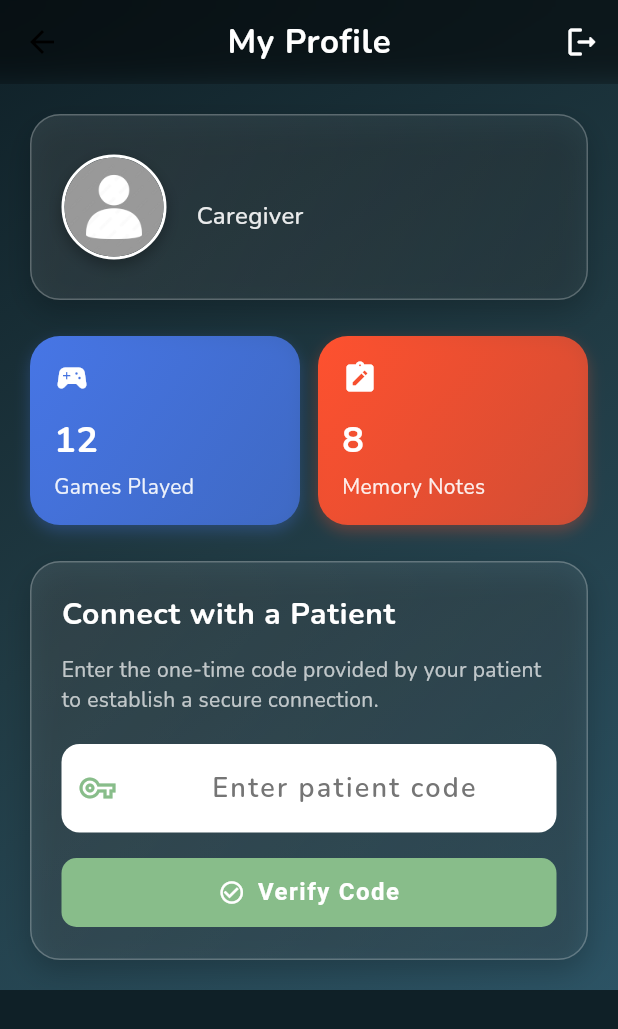
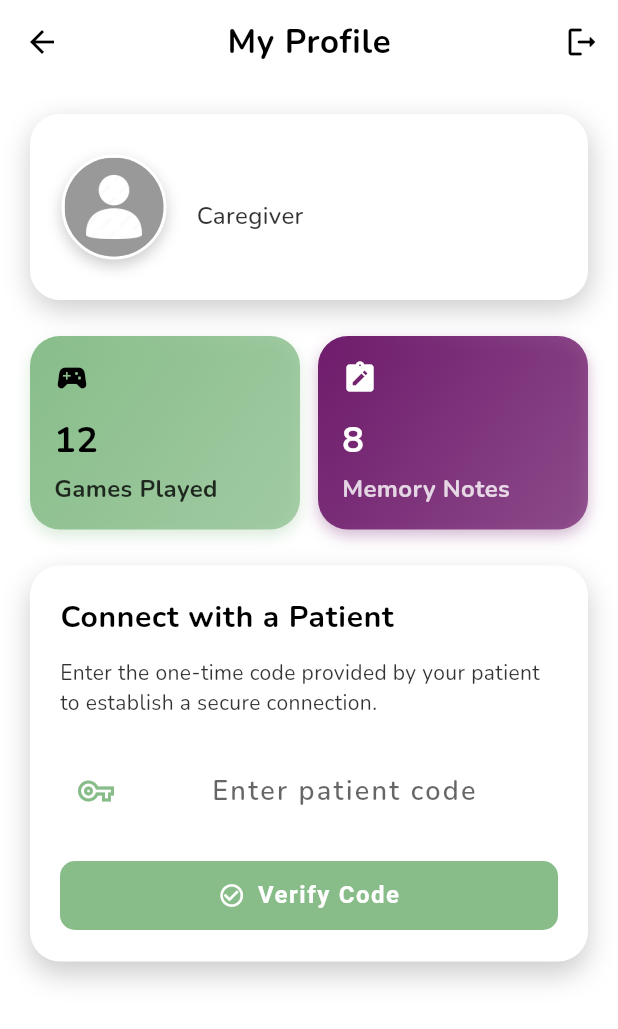
Before and after one commit to prisha-sus/dementia-app-ASEP2, a Flutter app: the ProfileScreen screen opened by its route, on a phone screen of 412 x 824 dp. Shown: the top 1029 px of the screen. Run offline on Flutter 3.47's test engine with Material 3 defaults, Android fonts, the phone set to English and light mode, and no system bars; our stand-ins replace audioplayers, cloud_firestore, firebase_auth, firebase_core, firebase_messaging, flutter_local_notifications and 9 more; missing offline and left inert: flutter_langdetect, graphview; accounts and stored records are empty.

Commit message:
UI completed

```diff
--- a/dementia_app/lib/profile/profile.dart
+++ b/dementia_app/lib/profile/profile.dart
@@ -117,11 +117,12 @@ class _ProfileScreenState extends State<ProfileScreen> {
   }
 
   Widget buildLogList() {
+    final colorScheme = Theme.of(context).colorScheme;
     if (role == 'caregiver' && linkedPatientId == null) {
-      return const Center(
+      return  Center(
         child: Text(
           'No patient connected',
-          style: TextStyle(color: Colors.white),
+          style: TextStyle(color: colorScheme.onPrimary),
         ),
       );
     }
@@ -136,8 +137,8 @@ class _ProfileScreenState extends State<ProfileScreen> {
           .snapshots(includeMetadataChanges: true),
       builder: (context, snapshot) {
         if (snapshot.connectionState == ConnectionState.waiting) {
-          return const Center(
-            child: CircularProgressIndicator(color: Colors.white),
+          return  Center(
+            child: CircularProgressIndicator(color: colorScheme.onPrimary),
           );
         }
 
@@ -145,16 +146,16 @@ class _ProfileScreenState extends State<ProfileScreen> {
           return Center(
             child: Text(
               'Error: ${snapshot.error}',
-              style: const TextStyle(color: Colors.white),
+              style: TextStyle(color: colorScheme.onPrimary),
             ),
           );
         }
 
         if (!snapshot.hasData || snapshot.data!.docs.isEmpty) {
           return Center(
-            child: const Text(
+            child: Text(
               'No logs available.',
-              style: TextStyle(color: Colors.white),
+              style: TextStyle(color: colorScheme.onPrimary),
             ),
           );
         }
@@ -166,13 +167,13 @@ class _ProfileScreenState extends State<ProfileScreen> {
             child: Column(
               mainAxisAlignment: MainAxisAlignment.center,
               children: [
-                Icon(Icons.history_toggle_off, size: 48, color: Colors.white),
+                Icon(Icons.history_toggle_off, size: 48, color: colorScheme.onPrimary),
                 const SizedBox(height: 16),
-                const Text(
+                 Text(
                   "No activities logged yet",
                   style: TextStyle(
                     fontSize: 16,
-                    color: Colors.white,
+                    color: colorScheme.onPrimary,
                     fontWeight: FontWeight.w500,
                   ),
                 ),
@@ -190,7 +191,7 @@ class _ProfileScreenState extends State<ProfileScreen> {
             return Container(
               margin: const EdgeInsets.only(bottom: 12),
               decoration: BoxDecoration(
-                color: Colors.white.withOpacity(0.1),
+                color: colorScheme.background,
                 borderRadius: BorderRadius.circular(15),
                 border: Border.all(color: Colors.white24),
               ),
@@ -199,17 +200,17 @@ class _ProfileScreenState extends State<ProfileScreen> {
                     const EdgeInsets.symmetric(horizontal: 16, vertical: 8),
                 title: Text(
                   log['message'] ?? 'No details available',
-                  style: const TextStyle(
+                  style: TextStyle(
                     fontSize: 16,
-                    color: Colors.white,
+                    color: colorScheme.onPrimary,
                     height: 1.4,
                   ),
                 ),
                 trailing: Text(
                   formatTimestamp(log['timestamp']),
-                  style: const TextStyle(
+                  style:  TextStyle(
                     fontSize: 12,
-                    color: Colors.white70,
+                    color: colorScheme.onPrimary,
                   ),
                 ),
               ),
@@ -222,6 +223,7 @@ class _ProfileScreenState extends State<ProfileScreen> {
 
   // Add this new widget for the activity summary
   Widget _buildActivitySummary() {
+    final colorScheme = Theme.of(context).colorScheme;
     return Row(
       children: [
         Expanded(
@@ -229,7 +231,9 @@ class _ProfileScreenState extends State<ProfileScreen> {
             "Games Played",
             "12",
             Icons.sports_esports_rounded,
-            const Color(0xFF4776E6),
+            colorScheme.primary,
+            colorScheme.onPrimary,
+            colorScheme.onPrimary
           ),
         ),
         const SizedBox(width: 12),
@@ -238,7 +242,9 @@ class _ProfileScreenState extends State<ProfileScreen> {
             "Memory Notes",
             "8",
             Icons.note_alt_rounded,
-            const Color(0xFFFF512F),
+            colorScheme.tertiary,
+            colorScheme.background,
+            colorScheme.background,
           ),
         ),
       ],
@@ -246,7 +252,8 @@ class _ProfileScreenState extends State<ProfileScreen> {
   }
 
   Widget _buildSummaryCard(
-      String title, String value, IconData icon, Color color) {
+      String title, String value, IconData icon, Color color, Color textColor, Color iconColor) {
+    final colorScheme = Theme.of(context).colorScheme;
     return Container(
       padding: const EdgeInsets.all(16),
       decoration: BoxDecoration(
@@ -267,22 +274,23 @@ class _ProfileScreenState extends State<ProfileScreen> {
       child: Column(
         crossAxisAlignment: CrossAxisAlignment.start,
         children: [
-          Icon(icon, color: Colors.white, size: 24),
+          Icon(icon, size: 24, color: iconColor),
           const SizedBox(height: 12),
           Text(
             value,
-            style: const TextStyle(
+            style:  TextStyle(
               fontSize: 24,
               fontWeight: FontWeight.bold,
-              color: Colors.white,
+              color: textColor,
             ),
           ),
           const SizedBox(height: 4),
           Text(
             title,
             style: TextStyle(
-              fontSize: 14,
-              color: Colors.white.withOpacity(0.9),
+              fontSize: 16,
+              fontWeight: FontWeight.bold,
+              color: textColor.withOpacity(0.8),
             ),
           ),
         ],
@@ -406,30 +414,31 @@ class _ProfileScreenState extends State<ProfileScreen> {
 
   @override
   Widget build(BuildContext context) {
+    final colorScheme = Theme.of(context).colorScheme;
     return Scaffold(
-      backgroundColor: const Color(0xFF0F2027),
+      backgroundColor: colorScheme.background,
       extendBodyBehindAppBar: true, // Added this
       appBar: AppBar(
         elevation: 0,
-        backgroundColor: Colors.black.withOpacity(0.5),
+        backgroundColor: colorScheme.background,
         flexibleSpace: ClipRRect(
           child: BackdropFilter(
             filter: ImageFilter.blur(sigmaX: 10, sigmaY: 10),
-            child: Container(color: Colors.transparent),
+            child: Container(color: colorScheme.background),
           ),
         ),
-        title: const Text(
+        title:  Text(
           'My Profile',
           style: TextStyle(
             fontWeight: FontWeight.bold,
             letterSpacing: 0.5,
-            color: Colors.white,
+            color: colorScheme.onPrimary,
           ),
         ),
         centerTitle: true,
         actions: [
           IconButton(
-            icon: const Icon(Icons.logout_rounded, color: Colors.white),
+            icon:  Icon(Icons.logout_rounded, color: colorScheme.onPrimary),
             onPressed: () async {
               await AuthService().signOut();
               Navigator.of(context)
@@ -440,12 +449,13 @@ class _ProfileScreenState extends State<ProfileScreen> {
         ],
       ),
       body: Container(
-        decoration: const BoxDecoration(
-          gradient: LinearGradient(
+        decoration:  BoxDecoration(
+          color: colorScheme.background,
+          /*gradient: LinearGradient(
             colors: [Color(0xFF0F2027), Color(0xFF203A43), Color(0xFF2C5364)],
             begin: Alignment.topLeft,
             end: Alignment.bottomRight,
-          ),
+          ),*/
         ),
         child: SafeArea(
           child: SingleChildScrollView(
@@ -457,21 +467,14 @@ class _ProfileScreenState extends State<ProfileScreen> {
                 Container(
                   padding: const EdgeInsets.all(20),
                   decoration: BoxDecoration(
-                    gradient: LinearGradient(
-                      colors: [
-                        Colors.white.withOpacity(0.1),
-                        Colors.white.withOpacity(0.05),
-                      ],
-                      begin: Alignment.topLeft,
-                      end: Alignment.bottomRight,
-                    ),
+                    color: colorScheme.background,
                     borderRadius: BorderRadius.circular(20),
                     border: Border.all(color: Colors.white24),
                     boxShadow: [
                       BoxShadow(
-                        color: Colors.black.withOpacity(0.2),
+                        color: colorScheme.onPrimary.withOpacity(0.2),
                         blurRadius: 15,
-                        offset: const Offset(0, 8),
+                        offset: const Offset(1, 6),
                       ),
                     ],
                   ),
@@ -482,10 +485,10 @@ class _ProfileScreenState extends State<ProfileScreen> {
                         height: 70,
                         decoration: BoxDecoration(
                           shape: BoxShape.circle,
-                          border: Border.all(color: Colors.white, width: 2),
+                          border: Border.all(color: colorScheme.background, width: 2),
                           boxShadow: [
                             BoxShadow(
-                              color: Colors.black.withOpacity(0.3),
+                              color: colorScheme.onPrimary.withOpacity(0.2),
                               blurRadius: 8,
                               offset: const Offset(0, 4),
                             ),
@@ -509,10 +512,10 @@ class _ProfileScreenState extends State<ProfileScreen> {
                           children: [
                             Text(
                               userName,
-                              style: const TextStyle(
+                              style: TextStyle(
                                 fontSize: 22,
                                 fontWeight: FontWeight.bold,
-                                color: Colors.white,
+                                color: colorScheme.onPrimary,
                               ),
                             ),
                             SizedBox(height: 4),
@@ -520,7 +523,7 @@ class _ProfileScreenState extends State<ProfileScreen> {
                               role == 'patient' ? 'Patient' : 'Caregiver',
                               style: TextStyle(
                                 fontSize: 16,
-                                color: Colors.white.withOpacity(0.9),
+                                color: colorScheme.onPrimary.withOpacity(0.8),
                                 fontWeight: FontWeight.w500,
                               ),
                             ),
@@ -529,7 +532,7 @@ class _ProfileScreenState extends State<ProfileScreen> {
                               FirebaseAuth.instance.currentUser?.email ?? "",
                               style: TextStyle(
                                 fontSize: 14,
-                                color: Colors.white.withOpacity(0.8),
+                                color: colorScheme.onPrimary.withOpacity(0.6),
                               ),
                               overflow: TextOverflow.ellipsis,
                             ),
@@ -546,19 +549,20 @@ class _ProfileScreenState extends State<ProfileScreen> {
                   Container(
                     padding: EdgeInsets.all(20),
                     decoration: BoxDecoration(
-                      gradient: LinearGradient(
+                      color: colorScheme.background,
+                      /*gradient: LinearGradient(
                         colors: [
                           Colors.white.withOpacity(0.1),
                           Colors.white.withOpacity(0.05),
                         ],
                         begin: Alignment.topLeft,
                         end: Alignment.bottomRight,
-                      ),
+                      ),*/
                       borderRadius: BorderRadius.circular(20),
-                      border: Border.all(color: Colors.white24),
+                      //border: Border.all(color: colorScheme.onPrimary.withOpacity(0.2)),
                       boxShadow: [
                         BoxShadow(
-                          color: Colors.black.withOpacity(0.2),
+                          color: colorScheme.onPrimary.withOpacity(0.2),
                           blurRadius: 15,
                           offset: const Offset(0, 8),
                         ),
@@ -572,7 +576,7 @@ class _ProfileScreenState extends State<ProfileScreen> {
                           style: TextStyle(
                             fontSize: 20,
                             fontWeight: FontWeight.bold,
-                            color: Colors.white,
+                            color: colorScheme.onPrimary,
                             letterSpacing: 0.5,
                           ),
                         ),
@@ -581,7 +585,7 @@ class _ProfileScreenState extends State<ProfileScreen> {
                           "Share a one-time code with your caregiver to establish a secure connection.",
                           style: TextStyle(
                             fontSize: 14,
-                            color: Colors.white70,
+                            color: colorScheme.onPrimary.withOpacity(0.8),
                           ),
                         ),
                         SizedBox(height: 20),
@@ -589,8 +593,8 @@ class _ProfileScreenState extends State<ProfileScreen> {
                           onPressed: sendCode,
                           style: ElevatedButton.styleFrom(
                             elevation: 0,
-                            backgroundColor: Theme.of(context).primaryColor,
-                            foregroundColor: Colors.white,
+                            backgroundColor: colorScheme.primary,
+                            foregroundColor: colorScheme.onPrimary,
                             padding: EdgeInsets.symmetric(
                                 vertical: 12, horizontal: 20),
                             shape: RoundedRectangleBorder(
@@ -610,6 +614,7 @@ class _ProfileScreenState extends State<ProfileScreen> {
                                   style: TextStyle(
                                     fontSize: 16,
                                     fontWeight: FontWeight.bold,
+                                    color: colorScheme.onPrimary,
                                   ),
                                   textAlign: TextAlign.center,
                                   overflow: TextOverflow.visible,
@@ -624,13 +629,13 @@ class _ProfileScreenState extends State<ProfileScreen> {
                           Container(
                             padding: EdgeInsets.all(16),
                             decoration: BoxDecoration(
-                              color: Colors.blue[50],
+                              color: colorScheme.tertiary.withOpacity(0.1),
                               borderRadius: BorderRadius.circular(12),
-                              border: Border.all(color: Colors.blue[200]!),
+                              border: Border.all(color: colorScheme.tertiary.withOpacity(0.2)!),
                             ),
                             child: Row(
                               children: [
-                                Icon(Icons.info_outline, color: Colors.blue),
+                                Icon(Icons.info_outline, color:colorScheme.tertiary, size: 32),
                                 SizedBox(width: 12),
                                 Expanded(
                                   child: Column(
@@ -641,7 +646,7 @@ class _ProfileScreenState extends State<ProfileScreen> {
                                         "Your code is:",
                                         style: TextStyle(
                                           fontSize: 14,
-                                          color: Colors.blue[800],
+                                          color: colorScheme.tertiary,
                                         ),
                                       ),
                                       SizedBox(height: 4),
@@ -650,7 +655,7 @@ class _ProfileScreenState extends State<ProfileScreen> {
                                         style: TextStyle(
                                           fontSize: 24,
                                           fontWeight: FontWeight.bold,
-                                          color: Colors.blue[800],
+                                          color: colorScheme.tertiary,
                                           letterSpacing: 2,
                                         ),
                                       ),
@@ -659,7 +664,7 @@ class _ProfileScreenState extends State<ProfileScreen> {
                                         "Share this code with your caregiver",
                                         style: TextStyle(
                                           fontSize: 14,
-                                          color: Colors.blue[800],
+                                          color: colorScheme.onPrimary,
                                         ),
                                       ),
                                     ],
@@ -676,19 +681,20 @@ class _ProfileScreenState extends State<ProfileScreen> {
                   Container(
                     padding: EdgeInsets.all(20),
                     decoration: BoxDecoration(
-                      gradient: LinearGradient(
+                      color: colorScheme.background,
+                      /*gradient: LinearGradient(
                         colors: [
                           Colors.white.withOpacity(0.1),
                           Colors.white.withOpacity(0.05),
                         ],
                         begin: Alignment.topLeft,
                         end: Alignment.bottomRight,
-                      ),
+                      ),*/
                       borderRadius: BorderRadius.circular(20),
-                      border: Border.all(color: Colors.white24),
+                      //border: Border.all(color: colorScheme.onPrimary.withOpacity(0.2)),
                       boxShadow: [
                         BoxShadow(
-                          color: Colors.black.withOpacity(0.2),
+                          color: colorScheme.onPrimary.withOpacity(0.2),
                           blurRadius: 15,
                           offset: const Offset(0, 8),
                         ),
@@ -702,7 +708,7 @@ class _ProfileScreenState extends State<ProfileScreen> {
                           style: TextStyle(
                             fontSize: 20,
                             fontWeight: FontWeight.bold,
-                            color: Colors.white,
+                            color: colorScheme.onPrimary,
                             letterSpacing: 0.5,
                           ),
                         ),
@@ -711,7 +717,7 @@ class _ProfileScreenState extends State<ProfileScreen> {
                           "Enter the one-time code provided by your patient to establish a secure connection.",
                           style: TextStyle(
                             fontSize: 14,
-                            color: Colors.white70,
+                            color: colorScheme.onPrimary.withOpacity(0.8),
                           ),
                         ),
                         SizedBox(height: 20),
@@ -719,11 +725,11 @@ class _ProfileScreenState extends State<ProfileScreen> {
                           controller: _otpController,
                           decoration: InputDecoration(
                             hintText: 'Enter patient code',
-                            hintStyle: TextStyle(color: Colors.grey[600]),
+                            hintStyle: TextStyle(color: colorScheme.onPrimary.withOpacity(0.6)),
                             prefixIcon: Icon(Icons.vpn_key_outlined,
-                                color: Theme.of(context).primaryColor),
+                                color: colorScheme.primary),
                             filled: true,
-                            fillColor: Colors.white,
+                            fillColor: colorScheme.background,
                             border: OutlineInputBorder(
                               borderRadius: BorderRadius.circular(12),
                               borderSide: BorderSide.none,
@@ -731,17 +737,17 @@ class _ProfileScreenState extends State<ProfileScreen> {
                             focusedBorder: OutlineInputBorder(
                               borderRadius: BorderRadius.circular(12),
                               borderSide: BorderSide(
-                                color: Theme.of(context).primaryColor,
+                                color: colorScheme.primary,
                                 width: 2,
                               ),
                             ),
                             contentPadding:
                                 const EdgeInsets.symmetric(vertical: 16),
                           ),
-                          style: const TextStyle(
+                          style:  TextStyle(
                             fontSize: 18,
                             letterSpacing: 1.5,
-                            color: Colors.black87,
+                            color: colorScheme.onPrimary,
                             fontWeight: FontWeight.w600,
                           ),
                           textAlign: TextAlign.center,
@@ -752,8 +758,8 @@ class _ProfileScreenState extends State<ProfileScreen> {
                           onPressed: verifyCode,
                           style: ElevatedButton.styleFrom(
                             elevation: 0,
-                            backgroundColor: Theme.of(context).primaryColor,
-                            foregroundColor: Colors.white,
+                            backgroundColor: colorScheme.primary,
+                            foregroundColor: colorScheme.background,
                             padding: EdgeInsets.symmetric(
                                 vertical: 12, horizontal: 20),
                             shape: RoundedRectangleBorder(
@@ -785,33 +791,34 @@ class _ProfileScreenState extends State<ProfileScreen> {
                   Container(
                     padding: const EdgeInsets.all(20),
                     decoration: BoxDecoration(
-                      gradient: LinearGradient(
+                      color: colorScheme.background,
+                      /*gradient: LinearGradient(
                         colors: [
                           Colors.white.withOpacity(0.1),
                           Colors.white.withOpacity(0.05),
                         ],
                         begin: Alignment.topLeft,
                         end: Alignment.bottomRight,
-                      ),
+                      ),*/
                       borderRadius: BorderRadius.circular(20),
-                      border: Border.all(color: Colors.white24),
+                      //border: Border.all(color: colorScheme.onPrimary.withOpacity(0.2)),
                       boxShadow: [
                         BoxShadow(
-                          color: Colors.black.withOpacity(0.2),
+                          color: colorScheme.onPrimary.withOpacity(0.2),
                           blurRadius: 15,
-                          offset: const Offset(0, 8),
+                          offset: const Offset(1, 6),
                         ),
                       ],
                     ),
                     child: Column(
                       crossAxisAlignment: CrossAxisAlignment.start,
                       children: [
-                        const Text(
+                         Text(
                           "Patient Activity",
                           style: TextStyle(
                             fontSize: 20,
                             fontWeight: FontWeight.bold,
-                            color: Colors.white,
+                            color: colorScheme.onPrimary,
                             letterSpacing: 0.5,
                           ),
                         ),
```
